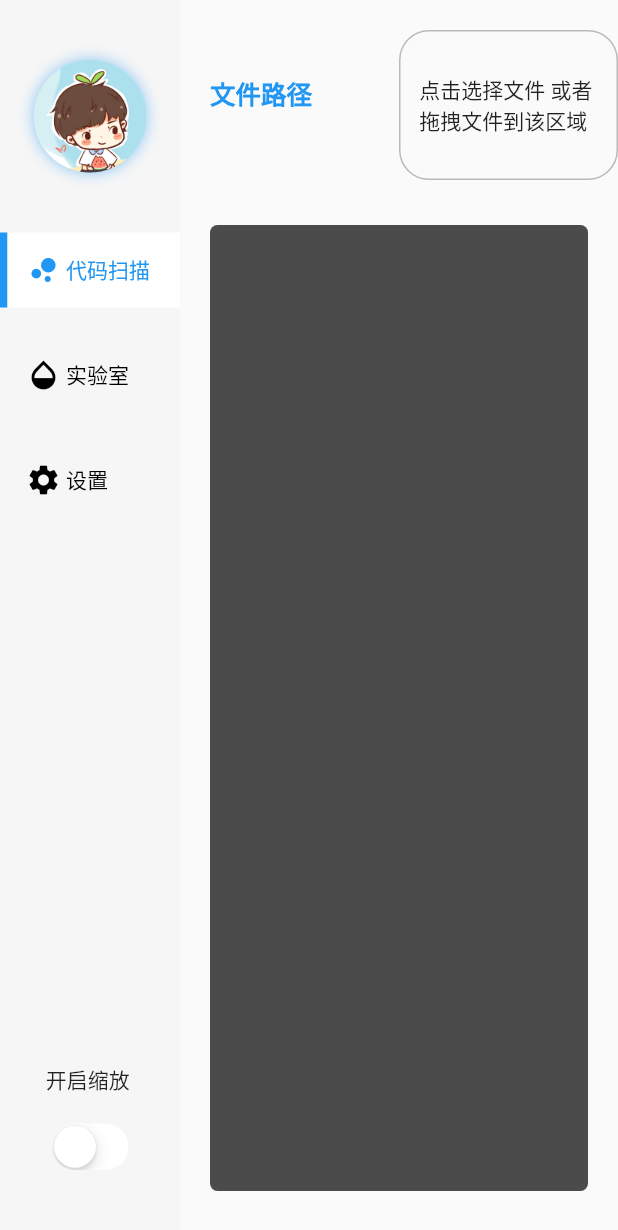
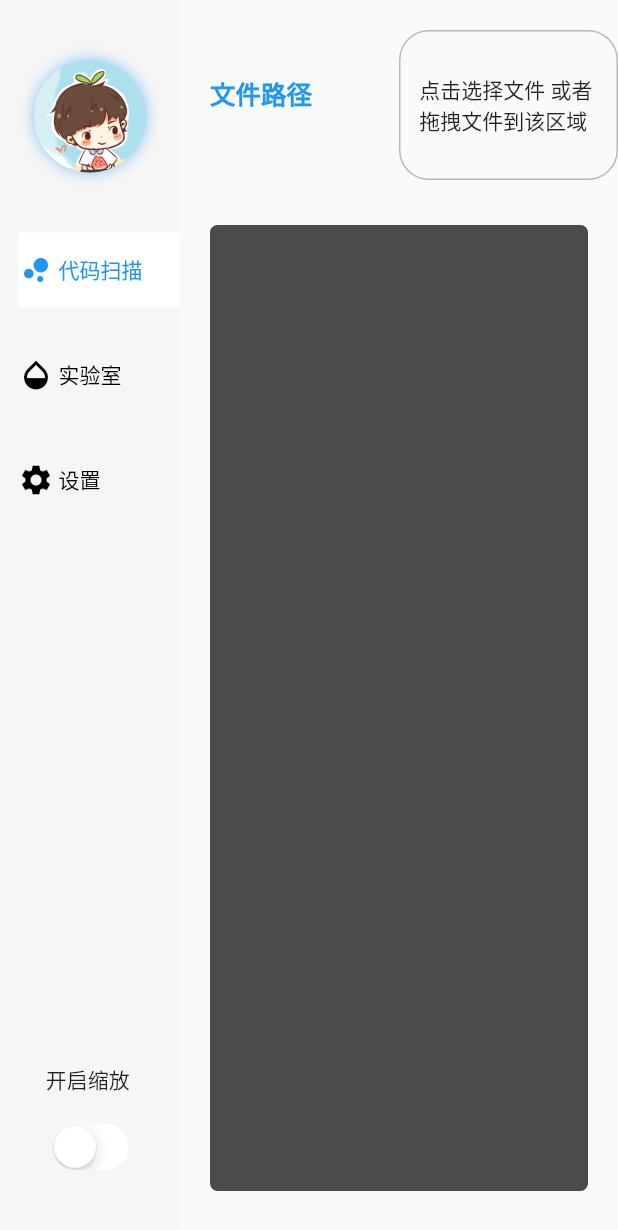
Before and after one commit to xdd666t/flutter_preview, a Flutter app: the screen it shows after launch, on a phone screen of 412 x 824 dp. Shown: the top 1230 px of the screen. Run offline on Flutter 3.47's test engine with Material 2 defaults, Android fonts, the phone set to English and light mode, and no system bars; our stand-ins replace file_picker, flutter_smart_dialog, get, logger; missing offline and left inert: dart:ffi, desktop_drop, flutter_rust_bridge, window_manager.

```diff
--- a/code_helper/lib/module/main/widget/side_navigation.dart
+++ b/code_helper/lib/module/main/widget/side_navigation.dart
@@ -61,19 +61,19 @@ class _SideNavigation extends StatelessWidget {
                   height: 50,
                   child: Row(children: [
                     //激活条
-                    Container(
-                      height: double.infinity,
-                      width: 5,
-                      color: data.selectedIndex == index
-                          ? activeColor
-                          : Colors.transparent,
-                    ),
+                    // Container(
+                    //   height: double.infinity,
+                    //   width: 5,
+                    //   color: data.selectedIndex == index
+                    //       ? activeColor
+                    //       : Colors.transparent,
+                    // ),
 
                     //item
                     Expanded(
                       child: Container(
-                        width: double.maxFinite,
-                        padding: const EdgeInsets.only(left: 12),
+                        width: 80,
+                        margin: const EdgeInsets.only(left: 12),
                         alignment: Alignment.center,
                         color: data.selectedIndex == index
                             ? Colors.white
```
Also changed, not shown: 4 other files.
